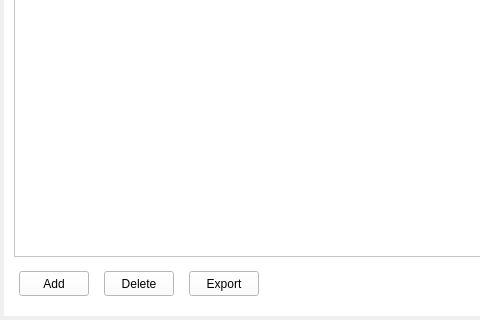
Old version of the form TTKModule/TTKWidget/musicUiKits/musicLrcKits/musiclrcphotomanagerwidget.ui in the repository Greedysky/TTKMusicPlayer; both pictures show x 0 to 480 and y 108 to 428 of the 613 by 428 pixel window.
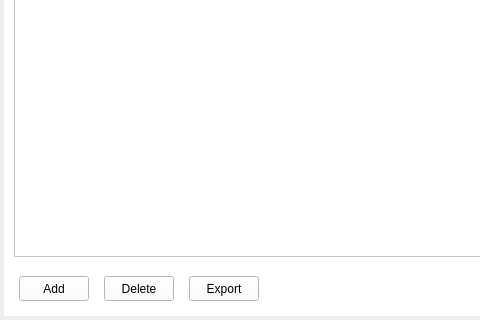
New version of the form.

Patch:
```diff
--- a/TTKModule/TTKWidget/musicUiKits/musicLrcKits/musiclrcphotomanagerwidget.ui
+++ b/TTKModule/TTKWidget/musicUiKits/musicLrcKits/musiclrcphotomanagerwidget.ui
@@ -107,7 +107,7 @@
     <property name="geometry">
      <rect>
       <x>15</x>
-      <y>350</y>
+      <y>355</y>
       <width>70</width>
       <height>25</height>
      </rect>
@@ -123,7 +123,7 @@
     <property name="geometry">
      <rect>
       <x>100</x>
-      <y>350</y>
+      <y>355</y>
       <width>70</width>
       <height>25</height>
      </rect>
@@ -139,7 +139,7 @@
     <property name="geometry">
      <rect>
       <x>185</x>
-      <y>350</y>
+      <y>355</y>
       <width>70</width>
       <height>25</height>
      </rect>
```
